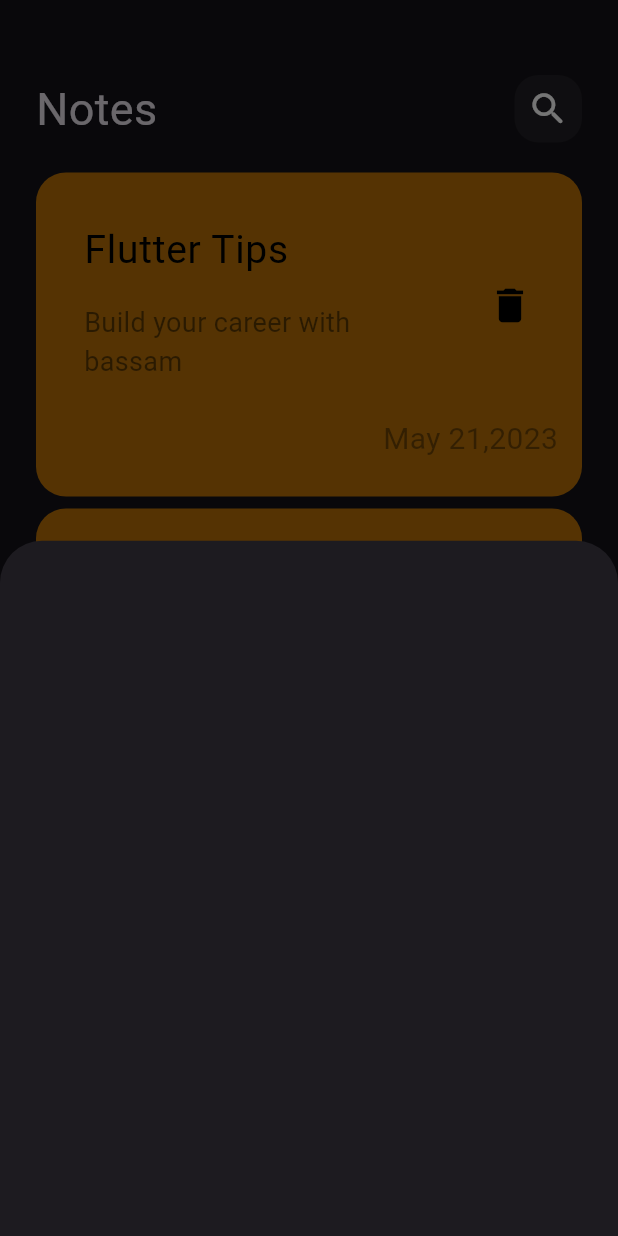
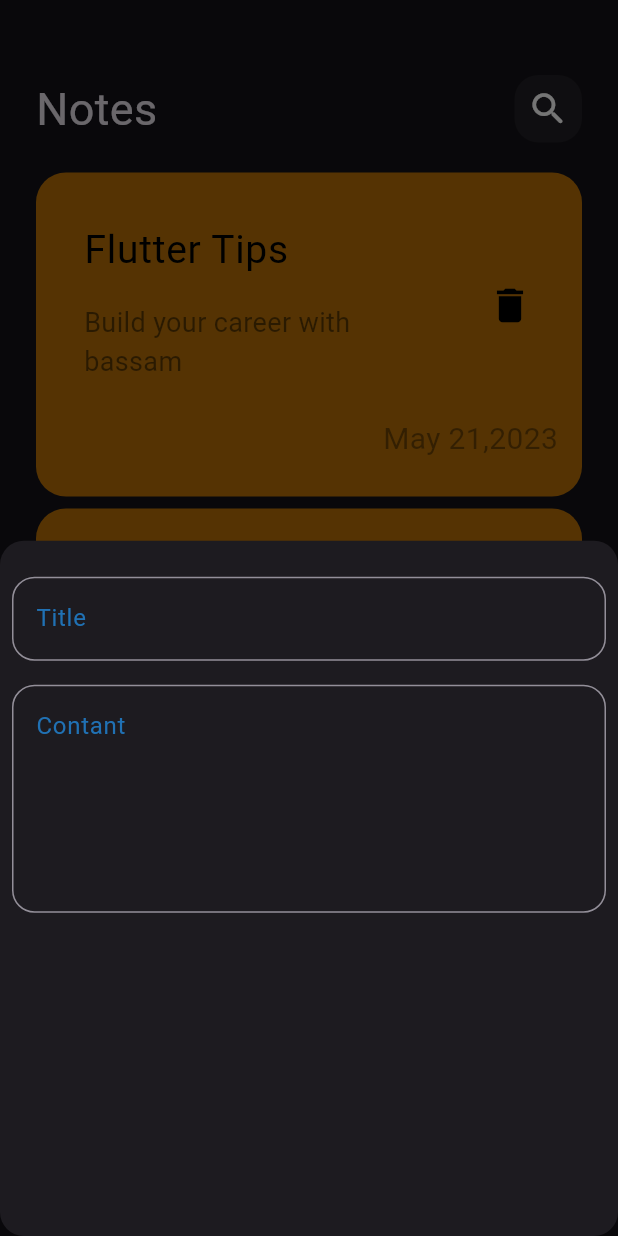
Before and after one commit to bassamAhmedBe/note_app, a Flutter app: the screen it shows after launch, after a tap on the "add" icon, on a phone screen of 412 x 824 dp. Run offline on Flutter 3.47's test engine with Material 3 defaults, Android fonts, the phone set to English and light mode, and no system bars.

Commit message:
custom TextField

```diff
--- a/lib/views/notes_view.dart
+++ b/lib/views/notes_view.dart
@@ -12,6 +12,9 @@ class NotesView extends StatelessWidget {
         backgroundColor: Colors.blue,
         onPressed: () {
           showModalBottomSheet(
+              shape: RoundedRectangleBorder(
+                borderRadius: BorderRadius.circular(16),
+              ),
               context: context,
               builder: (context) {
                 return const AddNoteBottomSheet();
--- a/lib/widgets/addNoteBottomShet.dart
+++ b/lib/widgets/addNoteBottomShet.dart
@@ -1,11 +1,24 @@
-
 import 'package:flutter/material.dart';
+import 'package:notes/widgets/customTextField.dart';
 
 class AddNoteBottomSheet extends StatelessWidget {
   const AddNoteBottomSheet({super.key});
 
   @override
   Widget build(BuildContext context) {
-    return Container();
+    return Column(
+      children: [
+        SizedBox(
+          height: 16,
+        ),
+        CustomTextField(
+          hintText: 'Title',
+        ),
+        CustomTextField(
+          hintText: 'Contant',
+          maxline: 5,
+        ),
+      ],
+    );
   }
 }
--- /dev/null
+++ b/lib/widgets/customTextField.dart
@@ -0,0 +1,31 @@
+import 'package:flutter/material.dart';
+
+class CustomTextField extends StatelessWidget {
+  CustomTextField({
+    super.key,
+    required this.hintText,
+    this.onChanged,
+    this.maxline = 1,
+  });
+  final String hintText;
+  Function(String)? onChanged;
+  final int maxline;
+
+  @override
+  Widget build(BuildContext context) {
+    return Padding(
+      padding: const EdgeInsets.all(8),
+      child: TextField(
+        maxLines: maxline,
+        onChanged: onChanged,
+        decoration: InputDecoration(
+          hintText: hintText,
+          hintStyle: TextStyle(color: Colors.blue.withOpacity(.7)),
+          border: OutlineInputBorder(
+            borderRadius: BorderRadius.circular(15),
+          ),
+        ),
+      ),
+    );
+  }
+}
```
